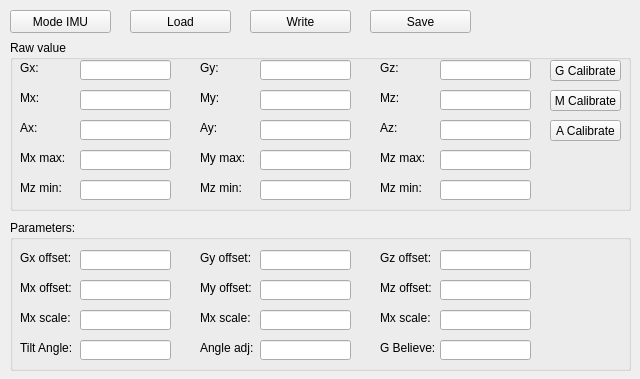
The window that Software/GCSQt/mode_imu.ui (tuannv-github/PIFer) describes before a commit, drawn with Qt 5.
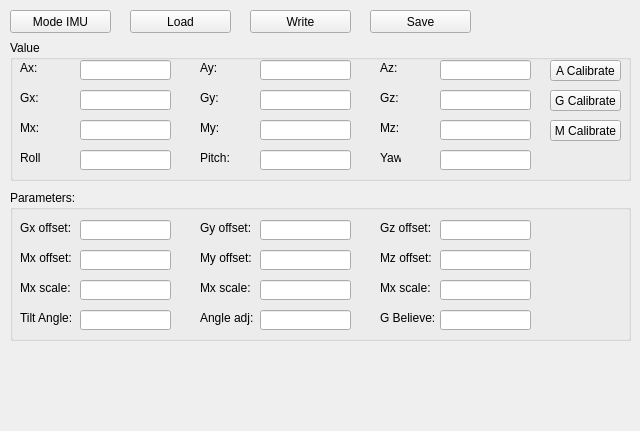
The same window after the commit.

Commit message: Show a,g,m float raw value

The edit to the form file:
```diff
--- a/Software/GCSQt/mode_imu.ui
+++ b/Software/GCSQt/mode_imu.ui
@@ -7,7 +7,7 @@
     <x>0</x>
     <y>0</y>
     <width>640</width>
-    <height>379</height>
+    <height>431</height>
    </rect>
   </property>
   <property name="windowTitle">
@@ -19,86 +19,17 @@
      <x>10</x>
      <y>40</y>
      <width>621</width>
-     <height>171</height>
+     <height>141</height>
     </rect>
    </property>
    <property name="title">
-    <string>Raw value</string>
+    <string>Value</string>
    </property>
    <widget class="QLineEdit" name="tb_gx">
     <property name="geometry">
      <rect>
-      <x>70</x>
-      <y>20</y>
-      <width>91</width>
-      <height>20</height>
-     </rect>
-    </property>
-   </widget>
-   <widget class="QLabel" name="label_13">
-    <property name="geometry">
-     <rect>
-      <x>10</x>
-      <y>20</y>
-      <width>21</width>
-      <height>16</height>
-     </rect>
-    </property>
-    <property name="text">
-     <string>Gx:</string>
-    </property>
-   </widget>
-   <widget class="QLabel" name="label_14">
-    <property name="geometry">
-     <rect>
-      <x>190</x>
-      <y>20</y>
-      <width>21</width>
-      <height>16</height>
-     </rect>
-    </property>
-    <property name="text">
-     <string>Gy:</string>
-    </property>
-   </widget>
-   <widget class="QLabel" name="label_15">
-    <property name="geometry">
-     <rect>
-      <x>370</x>
-      <y>20</y>
-      <width>21</width>
-      <height>16</height>
-     </rect>
-    </property>
-    <property name="text">
-     <string>Gz:</string>
-    </property>
-   </widget>
-   <widget class="QLineEdit" name="tb_gy">
-    <property name="geometry">
-     <rect>
       <x>250</x>
-      <y>20</y>
-      <width>91</width>
-      <height>20</height>
-     </rect>
-    </property>
-   </widget>
-   <widget class="QLineEdit" name="tb_gz">
-    <property name="geometry">
-     <rect>
-      <x>430</x>
-      <y>20</y>
-      <width>91</width>
-      <height>20</height>
-     </rect>
-    </property>
-   </widget>
-   <widget class="QLineEdit" name="tb_gy_2">
-    <property name="geometry">
-     <rect>
-      <x>250</x>
-      <y>50</y>
+      <y>80</y>
       <width>91</width>
       <height>20</height>
      </rect>
@@ -108,7 +39,7 @@
     <property name="geometry">
      <rect>
       <x>370</x>
-      <y>50</y>
+      <y>80</y>
       <width>21</width>
       <height>16</height>
      </rect>
@@ -121,7 +52,7 @@
     <property name="geometry">
      <rect>
       <x>190</x>
-      <y>50</y>
+      <y>80</y>
       <width>21</width>
       <height>16</height>
      </rect>
@@ -134,7 +65,7 @@
     <property name="geometry">
      <rect>
       <x>70</x>
-      <y>50</y>
+      <y>80</y>
       <width>91</width>
       <height>20</height>
      </rect>
@@ -144,7 +75,7 @@
     <property name="geometry">
      <rect>
       <x>430</x>
-      <y>50</y>
+      <y>80</y>
       <width>91</width>
       <height>20</height>
      </rect>
@@ -154,7 +85,7 @@
     <property name="geometry">
      <rect>
       <x>10</x>
-      <y>50</y>
+      <y>80</y>
       <width>21</width>
       <height>16</height>
      </rect>
@@ -167,7 +98,7 @@
     <property name="geometry">
      <rect>
       <x>250</x>
-      <y>80</y>
+      <y>20</y>
       <width>91</width>
       <height>20</height>
      </rect>
@@ -177,7 +108,7 @@
     <property name="geometry">
      <rect>
       <x>370</x>
-      <y>80</y>
+      <y>20</y>
       <width>21</width>
       <height>16</height>
      </rect>
@@ -190,7 +121,7 @@
     <property name="geometry">
      <rect>
       <x>190</x>
-      <y>80</y>
+      <y>20</y>
       <width>21</width>
       <height>16</height>
      </rect>
@@ -203,7 +134,7 @@
     <property name="geometry">
      <rect>
       <x>70</x>
-      <y>80</y>
+      <y>20</y>
       <width>91</width>
       <height>20</height>
      </rect>
@@ -213,7 +144,7 @@
     <property name="geometry">
      <rect>
       <x>430</x>
-      <y>80</y>
+      <y>20</y>
       <width>91</width>
       <height>20</height>
      </rect>
@@ -223,7 +154,7 @@
     <property name="geometry">
      <rect>
       <x>10</x>
-      <y>80</y>
+      <y>20</y>
       <width>21</width>
       <height>16</height>
      </rect>
@@ -232,162 +163,11 @@
      <string>Ax:</string>
     </property>
    </widget>
-   <widget class="QLineEdit" name="tb_gx_offset_4">
-    <property name="geometry">
-     <rect>
-      <x>70</x>
-      <y>110</y>
-      <width>91</width>
-      <height>20</height>
-     </rect>
-    </property>
-   </widget>
-   <widget class="QLineEdit" name="tb_gy_offset_4">
-    <property name="geometry">
-     <rect>
-      <x>250</x>
-      <y>110</y>
-      <width>91</width>
-      <height>20</height>
-     </rect>
-    </property>
-   </widget>
-   <widget class="QLineEdit" name="tb_gz_offset_4">
-    <property name="geometry">
-     <rect>
-      <x>430</x>
-      <y>110</y>
-      <width>91</width>
-      <height>20</height>
-     </rect>
-    </property>
-   </widget>
-   <widget class="QLabel" name="label_64">
-    <property name="geometry">
-     <rect>
-      <x>190</x>
-      <y>110</y>
-      <width>51</width>
-      <height>16</height>
-     </rect>
-    </property>
-    <property name="text">
-     <string>My max:</string>
-    </property>
-   </widget>
-   <widget class="QLabel" name="label_65">
-    <property name="geometry">
-     <rect>
-      <x>10</x>
-      <y>110</y>
-      <width>51</width>
-      <height>16</height>
-     </rect>
-    </property>
-    <property name="text">
-     <string>Mx max:</string>
-    </property>
-   </widget>
-   <widget class="QLabel" name="label_66">
-    <property name="geometry">
-     <rect>
-      <x>370</x>
-      <y>110</y>
-      <width>51</width>
-      <height>16</height>
-     </rect>
-    </property>
-    <property name="text">
-     <string>Mz max:</string>
-    </property>
-   </widget>
-   <widget class="QLabel" name="label_67">
-    <property name="geometry">
-     <rect>
-      <x>190</x>
-      <y>140</y>
-      <width>51</width>
-      <height>16</height>
-     </rect>
-    </property>
-    <property name="text">
-     <string>Mz min:</string>
-    </property>
-   </widget>
-   <widget class="QLineEdit" name="tb_gx_offset_5">
-    <property name="geometry">
-     <rect>
-      <x>70</x>
-      <y>140</y>
-      <width>91</width>
-      <height>20</height>
-     </rect>
-    </property>
-   </widget>
-   <widget class="QLabel" name="label_68">
-    <property name="geometry">
-     <rect>
-      <x>370</x>
-      <y>140</y>
-      <width>51</width>
-      <height>16</height>
-     </rect>
-    </property>
-    <property name="text">
-     <string>Mz min:</string>
-    </property>
-   </widget>
-   <widget class="QLineEdit" name="tb_gz_offset_5">
-    <property name="geometry">
-     <rect>
-      <x>430</x>
-      <y>140</y>
-      <width>91</width>
-      <height>20</height>
-     </rect>
-    </property>
-   </widget>
-   <widget class="QLineEdit" name="tb_gy_offset_5">
-    <property name="geometry">
-     <rect>
-      <x>250</x>
-      <y>140</y>
-      <width>91</width>
-      <height>20</height>
-     </rect>
-    </property>
-   </widget>
-   <widget class="QLabel" name="label_74">
-    <property name="geometry">
-     <rect>
-      <x>10</x>
-      <y>140</y>
-      <width>51</width>
-      <height>16</height>
-     </rect>
-    </property>
-    <property name="text">
-     <string>Mz min:</string>
-    </property>
-   </widget>
-   <widget class="QPushButton" name="btn_gyro_calib">
-    <property name="geometry">
-     <rect>
-      <x>540</x>
-      <y>20</y>
-      <width>71</width>
-      <height>21</height>
-     </rect>
-    </property>
-    <property name="text">
-     <string>G Calibrate</string>
-    </property>
-   </widget>
    <widget class="QPushButton" name="btn_gyro_calib_2">
     <property name="geometry">
      <rect>
       <x>540</x>
-      <y>50</y>
+      <y>80</y>
       <width>71</width>
       <height>21</height>
      </rect>
@@ -400,7 +180,7 @@
     <property name="geometry">
      <rect>
       <x>540</x>
-      <y>80</y>
+      <y>20</y>
       <width>71</width>
       <height>21</height>
      </rect>
@@ -409,6 +189,157 @@
      <string>A Calibrate</string>
     </property>
    </widget>
+   <widget class="QPushButton" name="btn_gyro_calib">
+    <property name="geometry">
+     <rect>
+      <x>540</x>
+      <y>50</y>
+      <width>71</width>
+      <height>21</height>
+     </rect>
+    </property>
+    <property name="text">
+     <string>G Calibrate</string>
+    </property>
+   </widget>
+   <widget class="QLineEdit" name="tb_gx">
+    <property name="geometry">
+     <rect>
+      <x>70</x>
+      <y>50</y>
+      <width>91</width>
+      <height>20</height>
+     </rect>
+    </property>
+   </widget>
+   <widget class="QLineEdit" name="tb_gz">
+    <property name="geometry">
+     <rect>
+      <x>430</x>
+      <y>50</y>
+      <width>91</width>
+      <height>20</height>
+     </rect>
+    </property>
+   </widget>
+   <widget class="QLabel" name="label_14">
+    <property name="geometry">
+     <rect>
+      <x>190</x>
+      <y>50</y>
+      <width>21</width>
+      <height>16</height>
+     </rect>
+    </property>
+    <property name="text">
+     <string>Gy:</string>
+    </property>
+   </widget>
+   <widget class="QLabel" name="label_13">
+    <property name="geometry">
+     <rect>
+      <x>10</x>
+      <y>50</y>
+      <width>21</width>
+      <height>16</height>
+     </rect>
+    </property>
+    <property name="text">
+     <string>Gx:</string>
+    </property>
+   </widget>
+   <widget class="QLabel" name="label_15">
+    <property name="geometry">
+     <rect>
+      <x>370</x>
+      <y>50</y>
+      <width>21</width>
+      <height>16</height>
+     </rect>
+    </property>
+    <property name="text">
+     <string>Gz:</string>
+    </property>
+   </widget>
+   <widget class="QLineEdit" name="tb_gy">
+    <property name="geometry">
+     <rect>
+      <x>250</x>
+      <y>50</y>
+      <width>91</width>
+      <height>20</height>
+     </rect>
+    </property>
+   </widget>
+   <widget class="QLineEdit" name="tb_roll">
+    <property name="geometry">
+     <rect>
+      <x>70</x>
+      <y>110</y>
+      <width>91</width>
+      <height>20</height>
+     </rect>
+    </property>
+   </widget>
+   <widget class="QLabel" name="label_30">
+    <property name="geometry">
+     <rect>
+      <x>190</x>
+      <y>110</y>
+      <width>31</width>
+      <height>16</height>
+     </rect>
+    </property>
+    <property name="text">
+     <string>Pitch:</string>
+    </property>
+   </widget>
+   <widget class="QLabel" name="label_31">
+    <property name="geometry">
+     <rect>
+      <x>10</x>
+      <y>110</y>
+      <width>21</width>
+      <height>16</height>
+     </rect>
+    </property>
+    <property name="text">
+     <string>Roll:</string>
+    </property>
+   </widget>
+   <widget class="QLineEdit" name="tb_pitch">
+    <property name="geometry">
+     <rect>
+      <x>250</x>
+      <y>110</y>
+      <width>91</width>
+      <height>20</height>
+     </rect>
+    </property>
+   </widget>
+   <widget class="QLineEdit" name="tb_yaw">
+    <property name="geometry">
+     <rect>
+      <x>430</x>
+      <y>110</y>
+      <width>91</width>
+      <height>20</height>
+     </rect>
+    </property>
+   </widget>
+   <widget class="QLabel" name="label_32">
+    <property name="geometry">
+     <rect>
+      <x>370</x>
+      <y>110</y>
+      <width>21</width>
+      <height>16</height>
+     </rect>
+    </property>
+    <property name="text">
+     <string>Yaw:</string>
+    </property>
+   </widget>
   </widget>
   <widget class="QPushButton" name="btn_change_mode_imu">
    <property name="geometry">
@@ -427,7 +358,7 @@
    <property name="geometry">
     <rect>
      <x>10</x>
-     <y>220</y>
+     <y>190</y>
      <width>621</width>
      <height>151</height>
     </rect>
```
Left out of the diff: 12 changed lines with no effect on the pictures. The commit also changes 54 other files.
